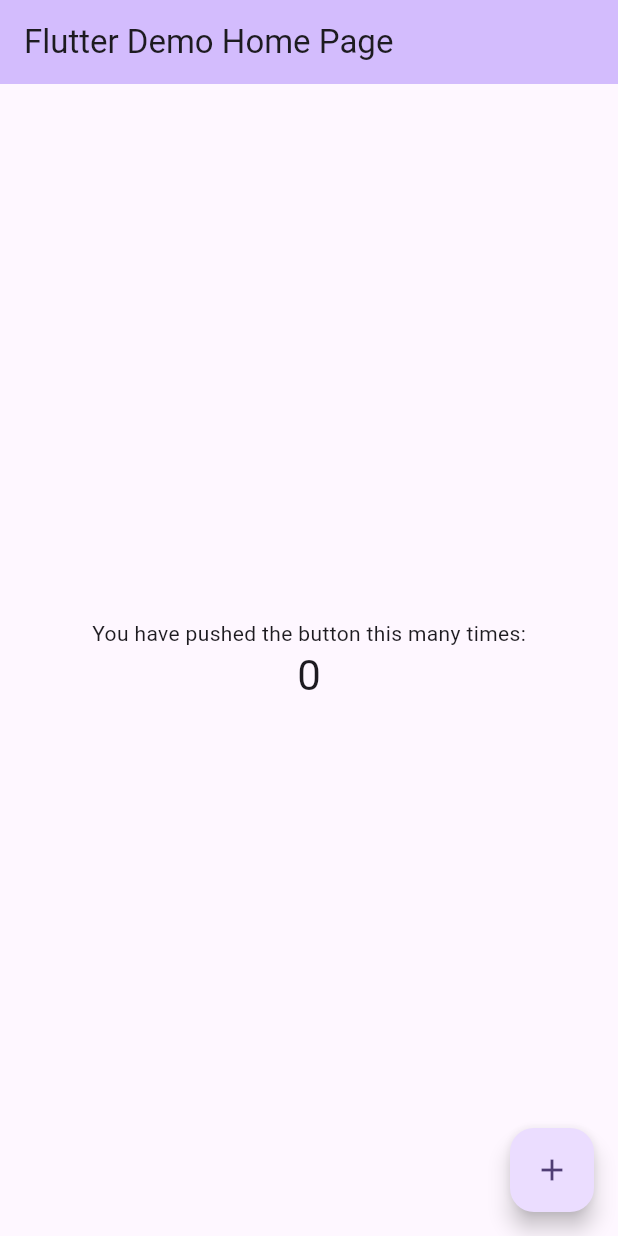
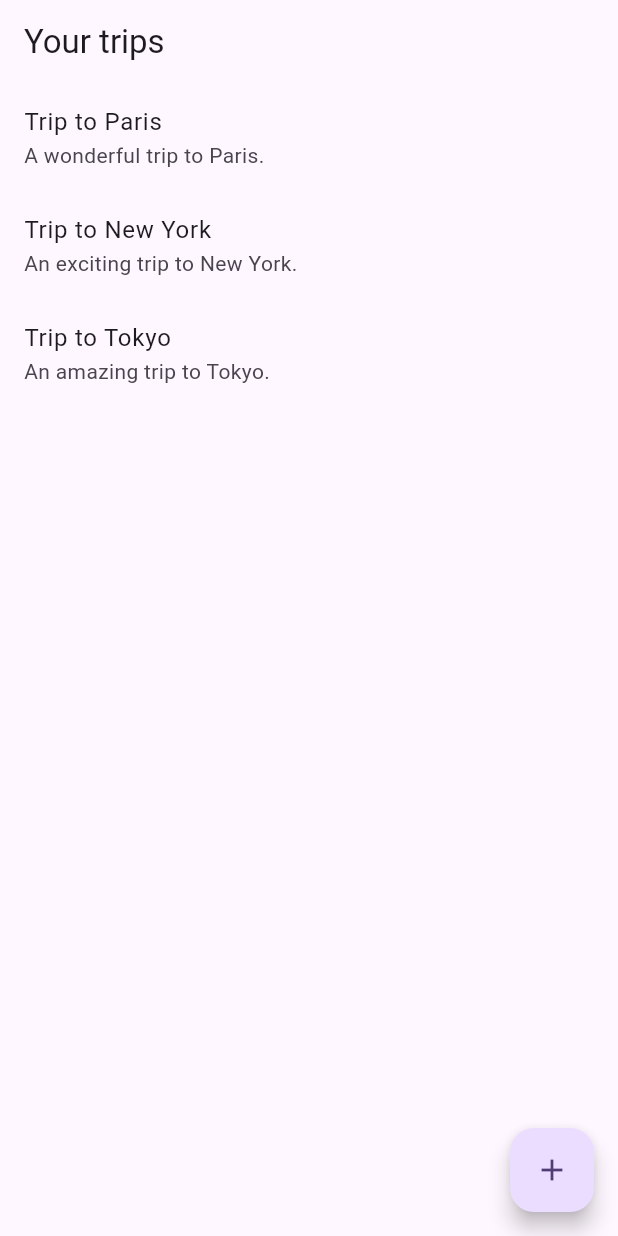
Before and after one commit to PrakharR/jurny-minus, a Flutter app: the screen it shows after launch, on a phone screen of 412 x 824 dp. Run offline on Flutter 3.47's test engine with Material 3 defaults, Android fonts, the phone set to English and light mode, and no system bars; our stand-ins replace go_router, image_picker; missing offline and left inert: exif.

Commit message:
Add go_router, create the Home and Trip pages

```diff
--- /dev/null
+++ b/mobile/lib/app.dart
@@ -0,0 +1,17 @@
+import 'package:flutter/material.dart';
+import 'package:mobile/app_router.dart';
+
+class App extends StatelessWidget {
+  const App({super.key});
+
+  @override
+  Widget build(BuildContext context) {
+    return MaterialApp.router(
+      title: 'Jurny Minus',
+      theme: ThemeData(
+        colorScheme: ColorScheme.fromSeed(seedColor: Colors.deepPurple),
+      ),
+      routerConfig: router,
+    );
+  }
+}
--- /dev/null
+++ b/mobile/lib/app_router.dart
@@ -0,0 +1,6 @@
+import 'package:go_router/go_router.dart';
+import 'package:mobile/home.dart';
+
+final router = GoRouter(
+  routes: [GoRoute(path: '/', builder: (context, state) => HomePage())],
+);
--- /dev/null
+++ b/mobile/lib/home.dart
@@ -0,0 +1,66 @@
+import 'package:flutter/material.dart';
+
+class HomePage extends StatefulWidget {
+  const HomePage({super.key});
+
+  @override
+  State<HomePage> createState() => _HomePageState();
+}
+
+class _HomePageState extends State<HomePage> {
+  @override
+  Widget build(BuildContext context) {
+    return Scaffold(
+      floatingActionButton: FloatingActionButton(
+        onPressed: () {
+          // TODO(prakharrathi): Navigate to the create trip page.
+        },
+        child: Icon(Icons.add),
+      ),
+      appBar: AppBar(title: Text('Your trips')),
+      body: ListView(
+        children: const [
+          TripListItem(
+            id: '1',
+            title: 'Trip to Paris',
+            description: 'A wonderful trip to Paris.',
+          ),
+          TripListItem(
+            id: '2',
+            title: 'Trip to New York',
+            description: 'An exciting trip to New York.',
+          ),
+          TripListItem(
+            id: '3',
+            title: 'Trip to Tokyo',
+            description: 'An amazing trip to Tokyo.',
+          ),
+        ],
+      ),
+    );
+  }
+}
+
+class TripListItem extends StatelessWidget {
+  const TripListItem({
+    super.key,
+    required this.id,
+    required this.title,
+    required this.description,
+  });
+
+  final String id;
+  final String title;
+  final String description;
+
+  @override
+  Widget build(BuildContext context) {
+    return ListTile(
+      title: Text(title),
+      subtitle: Text(description),
+      onTap: () {
+        // TODO: Navigate to the trip page.
+      },
+    );
+  }
+}
--- a/mobile/lib/main.dart
+++ b/mobile/lib/main.dart
@@ -1,122 +1,6 @@
 import 'package:flutter/material.dart';
+import 'package:mobile/app.dart';
 
 void main() {
-  runApp(const MyApp());
+  runApp(const App());
 }
-
-class MyApp extends StatelessWidget {
-  const MyApp({super.key});
-
-  // This widget is the root of your application.
-  @override
-  Widget build(BuildContext context) {
-    return MaterialApp(
-      title: 'Flutter Demo',
-      theme: ThemeData(
-        // This is the theme of your application.
-        //
-        // TRY THIS: Try running your application with "flutter run". You'll see
-        // the application has a purple toolbar. Then, without quitting the app,
-        // try changing the seedColor in the colorScheme below to Colors.green
-        // and then invoke "hot reload" (save your changes or press the "hot
-        // reload" button in a Flutter-supported IDE, or press "r" if you used
-        // the command line to start the app).
-        //
-        // Notice that the counter didn't reset back to zero; the application
-        // state is not lost during the reload. To reset the state, use hot
-        // restart instead.
-        //
-        // This works for code too, not just values: Most code changes can be
-        // tested with just a hot reload.
-        colorScheme: ColorScheme.fromSeed(seedColor: Colors.deepPurple),
-      ),
-      home: const MyHomePage(title: 'Flutter Demo Home Page'),
-    );
-  }
-}
-
-class MyHomePage extends StatefulWidget {
-  const MyHomePage({super.key, required this.title});
-
-  // This widget is the home page of your application. It is stateful, meaning
-  // that it has a State object (defined below) that contains fields that affect
-  // how it looks.
-
-  // This class is the configuration for the state. It holds the values (in this
-  // case the title) provided by the parent (in this case the App widget) and
-  // used by the build method of the State. Fields in a Widget subclass are
-  // always marked "final".
-
-  final String title;
-
-  @override
-  State<MyHomePage> createState() => _MyHomePageState();
-}
-
-class _MyHomePageState extends State<MyHomePage> {
-  int _counter = 0;
-
-  void _incrementCounter() {
-    setState(() {
-      // This call to setState tells the Flutter framework that something has
-      // changed in this State, which causes it to rerun the build method below
-      // so that the display can reflect the updated values. If we changed
-      // _counter without calling setState(), then the build method would not be
-      // called again, and so nothing would appear to happen.
-      _counter++;
-    });
-  }
-
-  @override
-  Widget build(BuildContext context) {
-    // This method is rerun every time setState is called, for instance as done
-    // by the _incrementCounter method above.
-    //
-    // The Flutter framework has been optimized to make rerunning build methods
-    // fast, so that you can just rebuild anything that needs updating rather
-    // than having to individually change instances of widgets.
-    return Scaffold(
-      appBar: AppBar(
-        // TRY THIS: Try changing the color here to a specific color (to
-        // Colors.amber, perhaps?) and trigger a hot reload to see the AppBar
-        // change color while the other colors stay the same.
-        backgroundColor: Theme.of(context).colorScheme.inversePrimary,
-        // Here we take the value from the MyHomePage object that was created by
-        // the App.build method, and use it to set our appbar title.
-        title: Text(widget.title),
-      ),
-      body: Center(
-        // Center is a layout widget. It takes a single child and positions it
-        // in the middle of the parent.
-        child: Column(
-          // Column is also a layout widget. It takes a list of children and
-          // arranges them vertically. By default, it sizes itself to fit its
-          // children horizontally, and tries to be as tall as its parent.
-          //
-          // Column has various properties to control how it sizes itself and
-          // how it positions its children. Here we use mainAxisAlignment to
-          // center the children vertically; the main axis here is the vertical
-          // axis because Columns are vertical (the cross axis would be
-          // horizontal).
-          //
-          // TRY THIS: Invoke "debug painting" (choose the "Toggle Debug Paint"
-          // action in the IDE, or press "p" in the console), to see the
-          // wireframe for each widget.
-          mainAxisAlignment: MainAxisAlignment.center,
-          children: <Widget>[
-            const Text('You have pushed the button this many times:'),
-            Text(
-              '$_counter',
-              style: Theme.of(context).textTheme.headlineMedium,
-            ),
-          ],
-        ),
-      ),
-      floatingActionButton: FloatingActionButton(
-        onPressed: _incrementCounter,
-        tooltip: 'Increment',
-        child: const Icon(Icons.add),
-      ), // This trailing comma makes auto-formatting nicer for build methods.
-    );
-  }
-}
--- a/mobile/pubspec.yaml
+++ b/mobile/pubspec.yaml
@@ -34,6 +34,9 @@ dependencies:
   # The following adds the Cupertino Icons font to your application.
   # Use with the CupertinoIcons class for iOS style icons.
   cupertino_icons: ^1.0.8
+  image_picker: ^1.0.7
+  exif: ^3.3.0
+  go_router: ^14.8.0
 
 dev_dependencies:
   flutter_test:
```
Also changed, not shown: mobile/lib/trip.dart (added, +68 -0 lines), mobile/pubspec.lock, 11 other files.
